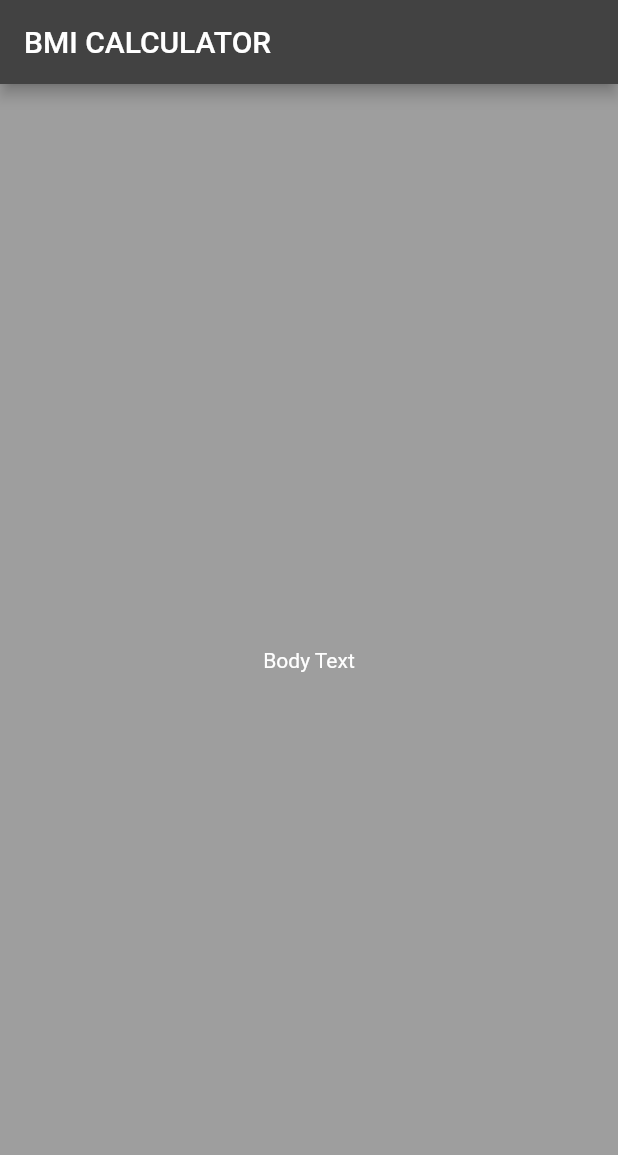
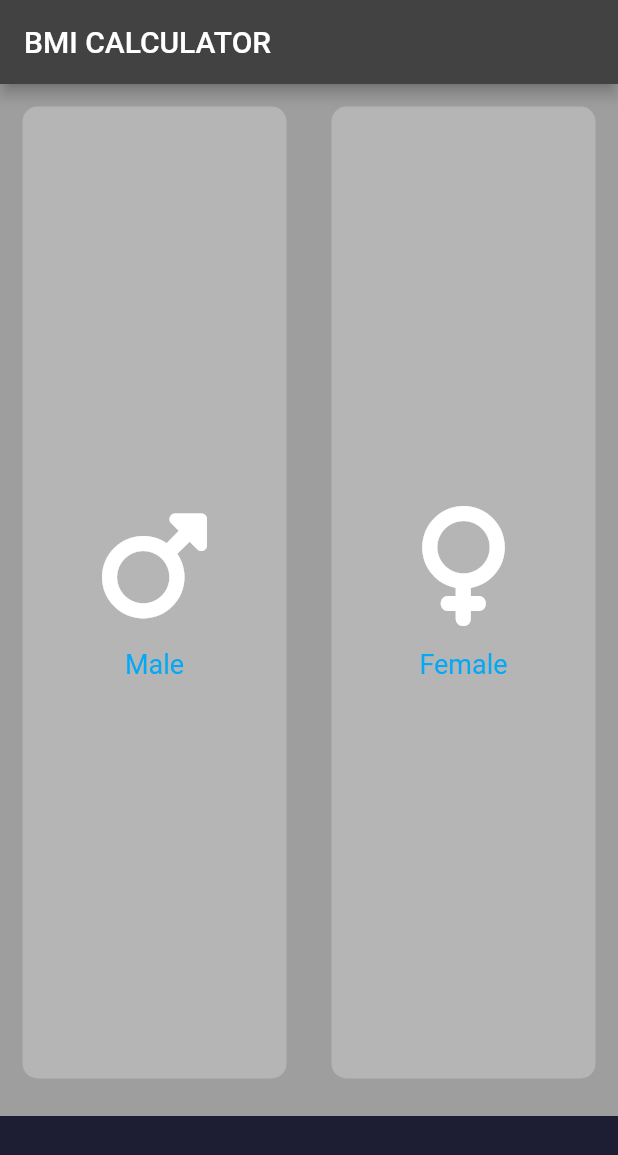
Before and after one commit to portgasalif/bmi_calculator, a Flutter app: the screen it shows after launch, on a phone screen of 412 x 824 dp. Shown: the top 1155 px of the screen. Run offline on Flutter 3.47's test engine with Material 2 defaults, Android fonts, the light colour scheme and no system bars; our stand-ins replace font_awesome_flutter.

Commit message:
Perubahan 1

```diff
--- /dev/null
+++ b/lib/icon_content.dart
@@ -0,0 +1,37 @@
+import 'package:flutter/material.dart';
+
+const labelTextStyle = TextStyle(
+  fontSize: 18.0,
+  color: Colors.lightBlue,
+);
+
+class iconContent extends StatelessWidget {
+  const iconContent({
+    super.key,
+    required this.ikon,
+    required this.label,
+  });
+
+  final IconData ikon;
+  final String label;
+
+  @override
+  Widget build(BuildContext context) {
+    return Column(
+      mainAxisAlignment: MainAxisAlignment.center,
+      children: <Widget>[
+        Icon(
+          ikon,
+          size: 80,
+        ),
+        SizedBox(
+          height: 15,
+        ),
+        Text(
+            label,
+            style: labelTextStyle,
+        ),
+      ],
+    );
+  }
+}
--- a/lib/input_page.dart
+++ b/lib/input_page.dart
@@ -0,0 +1,129 @@
+import 'package:flutter/material.dart';
+import 'package:font_awesome_flutter/font_awesome_flutter.dart';
+import 'icon_content.dart';
+import 'reusable_card.dart';
+
+const bottomContainerHeight = 80.0;
+const activeCardColor = Color(0xFF1d1E33);
+const inactiveCardColor = Colors.white24;
+const warnaDiBottom = Colors.red;
+
+enum Gender{
+  male,
+  female,
+}
+// class Gender{
+//   late genderType chooseGender;
+//   Gender({required this.chooseGender});
+// }
+class InputPage extends StatefulWidget {
+  @override
+  _InputPageState createState() => _InputPageState();
+}
+
+class _InputPageState extends State<InputPage> {
+  Color maleCardColor = inactiveCardColor;
+  Color femaleCardColor = inactiveCardColor;
+
+//1 = male, 2 = female
+  void updateColor(Gender selectedGender) {
+    //male card
+    if (selectedGender == Gender.male) {
+      if (maleCardColor == inactiveCardColor) {
+        maleCardColor = activeCardColor;
+        femaleCardColor = inactiveCardColor;
+      } else {
+        maleCardColor = inactiveCardColor;
+      }
+    }
+    //female card
+    if (selectedGender == Gender.female) {
+      if (femaleCardColor == inactiveCardColor) {
+        femaleCardColor = activeCardColor;
+        maleCardColor = inactiveCardColor;
+      } else {
+        femaleCardColor = inactiveCardColor;
+      }
+    }
+  }
+
+  @override
+  Widget build(BuildContext context) {
+    return Scaffold(
+      appBar: AppBar(
+        title: Text('BMI CALCULATOR'),
+      ),
+      body: Column(
+        children: <Widget>[
+          Expanded(
+              child: Row(
+            children: <Widget>[
+              Expanded(
+                child: GestureDetector(
+                  onTap: () {
+                    setState(() {
+                      updateColor(Gender.male);
+                    });
+                  },
+                  child: ReusableCard(
+                    warna: maleCardColor,
+                    cardChild: iconContent(
+                      ikon: FontAwesomeIcons.mars,
+                      label: 'Male',
+                    ),
+                  ),
+                ),
+              ),
+              Expanded(
+                child: GestureDetector(
+                  onTap: () {
+                    setState(() {
+                      updateColor(Gender.female);
+                    });
+                  },
+                  child: ReusableCard(
+                    warna: femaleCardColor,
+                    cardChild: iconContent(
+                      ikon: FontAwesomeIcons.venus,
+                      label: 'Female',
+                    ),
+                  ),
+                ),
+              ),
+            ],
+          )),
+          // Expanded(
+          //   child: ReusableCard(
+          //     warna: warnaDiExpanded,
+          //     cardChild: null,
+          //   ),
+          // ),
+          //       Expanded(
+          //       //     child: Row(
+          //       //   children: <Widget>[
+          //       //     Expanded(
+          //       //       child: ReusableCard(
+          //       //         warna: warnaDiExpanded,
+          //       //         cardChild: iconContent(),
+          //       //       ),
+          //       //     ),
+          //       //     Expanded(
+          //       //       child: ReusableCard(
+          //       //         warna: warnaDiExpanded,
+          //       //         cardChild: iconContent(),
+          //       //       ),
+          //       //     ),
+          //       //   ],
+          //       // ),
+          // ),
+          Container(
+            color: activeCardColor,
+            margin: EdgeInsets.only(top: 10),
+            width: double.infinity,
+            height: bottomContainerHeight,
+          )
+        ],
+      ),
+    );
+  }
+}
--- a/lib/main.dart
+++ b/lib/main.dart
@@ -1,4 +1,5 @@
 import 'package:flutter/material.dart';
+import 'input_page.dart';
 
 void main() => runApp(BMICalculator());
 
@@ -8,29 +9,10 @@ class BMICalculator extends StatelessWidget {
     return MaterialApp(
       debugShowCheckedModeBanner: false,
       theme: ThemeData.dark().copyWith(
-        primaryColor: Colors.green,
-        scaffoldBackgroundColor: Colors.grey,
+        primaryColor: Colors.black38,
+        scaffoldBackgroundColor: Colors.black38,
       ),
       home: InputPage(),
     );
   }
 }
-
-class InputPage extends StatefulWidget {
-  @override
-  _InputPageState createState() => _InputPageState();
-}
-
-class _InputPageState extends State<InputPage> {
-  @override
-  Widget build(BuildContext context) {
-    return Scaffold(
-      appBar: AppBar(
-        title: Text('BMI CALCULATOR'),
-      ),
-      body: Center(
-        child: Text('Body Text'),
-      ),
-    );
-  }
-}
--- /dev/null
+++ b/lib/reusable_card.dart
@@ -0,0 +1,20 @@
+import 'package:flutter/material.dart';
+
+class ReusableCard extends StatelessWidget {
+  ReusableCard({required this.warna, required this.cardChild});
+
+  final Color warna;
+  final Widget cardChild;
+
+  @override
+  Widget build(BuildContext context) {
+    return Container(
+      child: cardChild,
+      margin: EdgeInsets.all(15.0),
+      decoration: BoxDecoration(
+        color: warna,
+        borderRadius: BorderRadius.circular(10.0),
+      ),
+    );
+  }
+}
--- a/pubspec.yaml
+++ b/pubspec.yaml
@@ -35,7 +35,7 @@ dependencies:
   # The following adds the Cupertino Icons font to your application.
   # Use with the CupertinoIcons class for iOS style icons.
   cupertino_icons: ^1.0.2
-
+  font_awesome_flutter: ^10.5.0
 dev_dependencies:
   flutter_test:
     sdk: flutter
```
Also changed, not shown: pubspec.lock, 1 other file.
